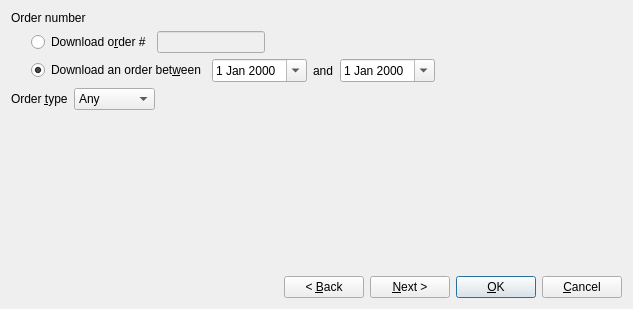
Old version of the form src/importorderdialog.ui in the repository rgriebl/brickstore.
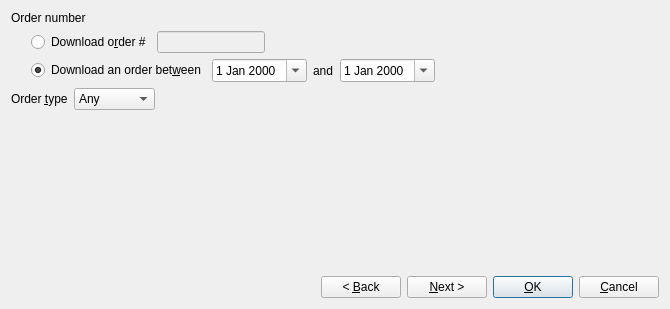
New version of the form.

Diff of the .ui file:
```diff
--- a/src/importorderdialog.ui
+++ b/src/importorderdialog.ui
@@ -6,7 +6,7 @@
    <rect>
     <x>0</x>
     <y>0</y>
-    <width>633</width>
+    <width>670</width>
     <height>309</height>
    </rect>
   </property>
```
Left out of the diff: 35 changed lines with no effect on the pictures.
